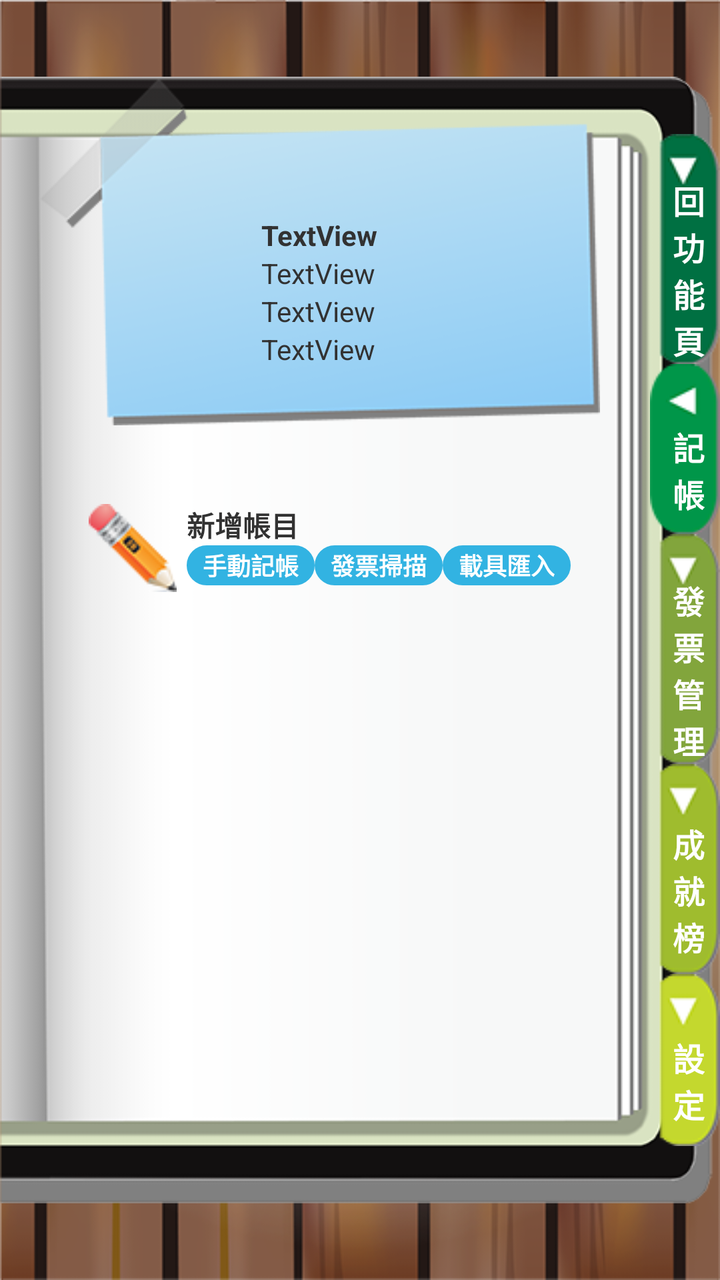
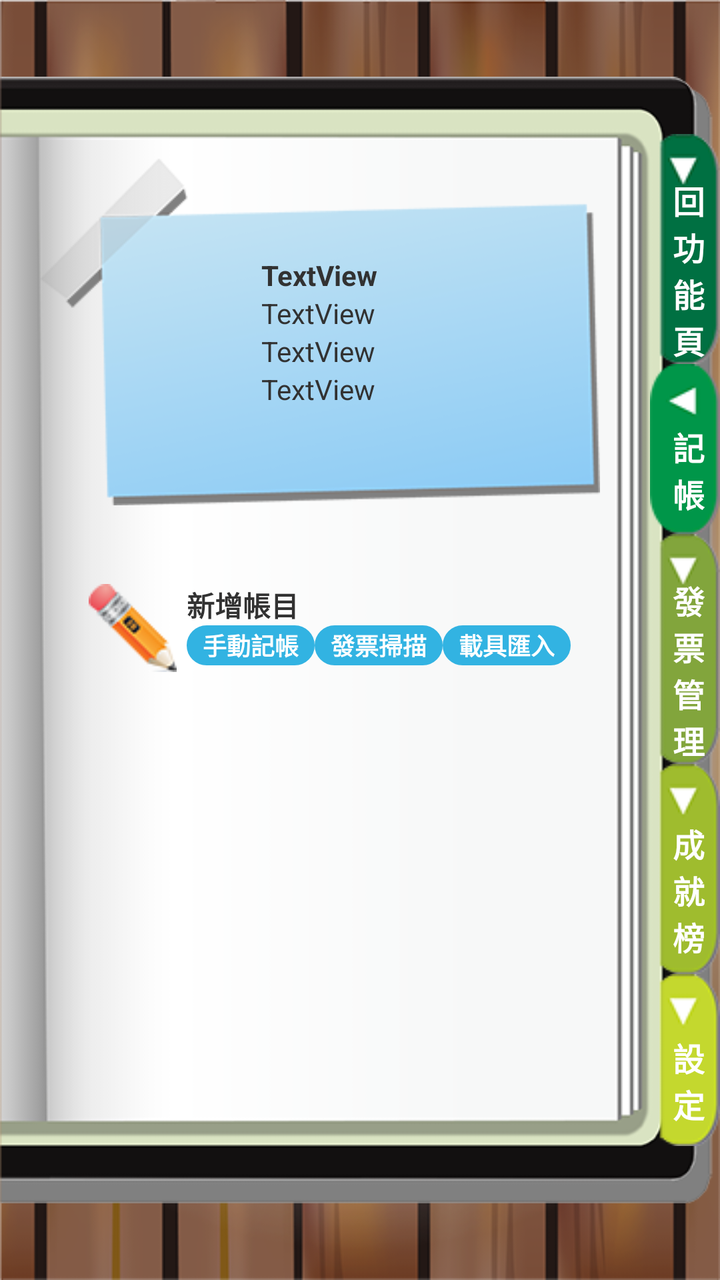

Two renders of the same Android screen: before a commit and after it. Below are the layout's source before the change and the commit's diff.
<!-- AndroidManifest.xml: application theme AppTheme -->
<!-- res/layout/activity_accounts.xml -->
<RelativeLayout xmlns:android="http://schemas.android.com/apk/res/android"
    xmlns:tools="http://schemas.android.com/tools"
    android:layout_width="match_parent"
    android:layout_height="match_parent"
    android:background="@drawable/bg_wood"
    tools:context=".MainActivity" >

    <ImageView
        android:id="@+id/imageView1"
        android:layout_width="match_parent"
        android:layout_height="match_parent"
        android:layout_alignParentLeft="true"
        android:src="@drawable/bg_book" />

    <LinearLayout
        android:layout_width="match_parent"
        android:layout_height="match_parent"
        android:layout_centerHorizontal="true"
        android:orientation="vertical" >

        <RelativeLayout
            android:layout_width="match_parent"
            android:layout_height="wrap_content" >

            <ImageView
                android:id="@+id/imageView2"
                android:layout_width="match_parent"
                android:layout_height="wrap_content"
                android:layout_margin="20dp"
                android:paddingRight="40dp"
                android:src="@drawable/account_bg" />

            <LinearLayout
                android:layout_width="wrap_content"
                android:layout_height="wrap_content"
                android:layout_centerInParent="true"
                android:orientation="vertical"
                android:paddingTop="40dp" >

                <TextView
                    android:id="@+id/textView6"
                    android:layout_width="wrap_content"
                    android:layout_height="wrap_content"
                    android:paddingRight="40dp"
                    android:text="TextView"
                    android:textStyle="bold" />

                <TextView
                    android:id="@+id/textView7"
                    android:layout_width="wrap_content"
                    android:layout_height="wrap_content"
                    android:text="TextView" />

                <TextView
                    android:id="@+id/textView8"
                    android:layout_width="wrap_content"
                    android:layout_height="wrap_content"
                    android:text="TextView" />

                <TextView
                    android:id="@+id/textView9"
                    android:layout_width="wrap_content"
                    android:layout_height="wrap_content"
                    android:text="TextView" />
            </LinearLayout>
        </RelativeLayout>

        <LinearLayout
            android:layout_width="wrap_content"
            android:layout_height="wrap_content"
            android:layout_gravity="center_horizontal"
            android:gravity="center_horizontal"
            android:paddingRight="30dp" >

            <ImageView
                android:id="@+id/imageView3"
                android:layout_width="wrap_content"
                android:layout_height="wrap_content"
                android:paddingRight="5dp"
                android:src="@drawable/account_pen" />

            <LinearLayout
                android:layout_width="wrap_content"
                android:layout_height="wrap_content"
                android:orientation="vertical" >

                <TextView
                    android:id="@+id/textView10"
                    android:layout_width="wrap_content"
                    android:layout_height="wrap_content"
                    android:text="新增帳目"
                    android:textSize="14sp"
                    android:textStyle="bold" />

                <LinearLayout
                    android:layout_width="wrap_content"
                    android:layout_height="wrap_content" >

                    <Button
                        android:id="@+id/button1"
                        android:layout_width="wrap_content"
                        android:layout_height="wrap_content"
                        android:background="@drawable/button_style"
                        android:minHeight="20dp"
                        android:text="手動記帳"
                        android:textColor="#ffffff"
                        android:textSize="12sp"
                        android:textStyle="bold" />

                    <Button
                        android:id="@+id/button2"
                        android:layout_width="wrap_content"
                        android:layout_height="wrap_content"
                        android:background="@drawable/button_style"
                        android:minHeight="20dp"
                        android:text="發票掃描"
                        android:textColor="#ffffff"
                        android:textSize="12sp"
                        android:textStyle="bold" />

                    <Button
                        android:id="@+id/button3"
                        android:layout_width="wrap_content"
                        android:layout_height="wrap_content"
                        android:background="@drawable/button_style"
                        android:minHeight="20dp"
                        android:text="載具匯入"
                        android:textColor="#ffffff"
                        android:textSize="12sp"
                        android:textStyle="bold" />

                </LinearLayout>

            </LinearLayout>

        </LinearLayout>

        <ScrollView
            android:id="@+id/scrollView1"
            android:layout_width="match_parent"
            android:layout_height="match_parent"
            android:layout_marginLeft="40dp"
            android:layout_marginRight="50dp"
            android:paddingBottom="65dp"
            android:paddingTop="5dp" >

            <TableLayout
                android:id="@+id/TableLayout1"
                android:layout_width="wrap_content"
                android:layout_height="wrap_content"
                android:layout_gravity="center_horizontal" >

                <TableRow
                    android:id="@+id/tableRow1"
                    android:layout_width="wrap_content"
                    android:layout_height="wrap_content" >
                </TableRow>

                <TableRow
                    android:id="@+id/tableRow2"
                    android:layout_width="wrap_content"
                    android:layout_height="wrap_content" >
                </TableRow>

                <TableRow
                    android:id="@+id/tableRow3"
                    android:layout_width="wrap_content"
                    android:layout_height="wrap_content" >
                </TableRow>

                <TableRow
                    android:id="@+id/tableRow4"
                    android:layout_width="wrap_content"
                    android:layout_height="wrap_content" >
                </TableRow>
            </TableLayout>

        </ScrollView>

    </LinearLayout>

    <LinearLayout
        android:layout_width="match_parent"
        android:layout_height="wrap_content"
        android:layout_centerInParent="true"
        android:gravity="right"
        android:orientation="vertical" >

        <RelativeLayout
            android:layout_width="wrap_content"
            android:layout_height="wrap_content" >

            <ImageButton
                android:id="@+id/imageButton1"
                android:layout_width="wrap_content"
                android:layout_height="wrap_content"
                android:background="@color/transparent"
                android:src="@drawable/btn_backfunc" />

            <TextView
                android:id="@+id/textView1"
                android:layout_width="wrap_content"
                android:layout_height="wrap_content"
                android:layout_centerInParent="true"
                android:text="\n 回\n 功\n 能\n 頁"
                android:textColor="#ffffff"
                android:textSize="16sp"
                android:textStyle="bold"
                android:visibility="visible" />

        </RelativeLayout>

        <RelativeLayout
            android:layout_width="wrap_content"
            android:layout_height="wrap_content" >

            <ImageButton
                android:id="@+id/imageButton2"
                android:layout_width="wrap_content"
                android:layout_height="wrap_content"
                android:background="@color/transparent"
                android:src="@drawable/main_account" />

            <TextView
                android:id="@+id/textView2"
                android:layout_width="wrap_content"
                android:layout_height="wrap_content"
                android:layout_centerInParent="true"
                android:text="\n 記\n 帳"
                android:textColor="#ffffff"
                android:textSize="16sp"
                android:textStyle="bold"
                android:visibility="visible" />

        </RelativeLayout>

        <RelativeLayout
            android:layout_width="wrap_content"
            android:layout_height="wrap_content" >

            <ImageButton
                android:id="@+id/imageButton3"
                android:layout_width="wrap_content"
                android:layout_height="wrap_content"
                android:background="@color/transparent"
                android:src="@drawable/btn_manager" />

            <TextView
                android:id="@+id/textView3"
                android:layout_width="wrap_content"
                android:layout_height="wrap_content"
                android:layout_centerInParent="true"
                android:text="\n 發\n 票\n 管\n 理"
                android:textColor="#ffffff"
                android:textSize="16sp"
                android:textStyle="bold"
                android:visibility="visible" />

        </RelativeLayout>

        <RelativeLayout
            android:layout_width="wrap_content"
            android:layout_height="wrap_content" >

            <ImageButton
                android:id="@+id/imageButton4"
                android:layout_width="wrap_content"
                android:layout_height="wrap_content"
                android:background="@color/transparent"
                android:src="@drawable/btn_social" />

            <TextView
                android:id="@+id/textView4"
                android:layout_width="wrap_content"
                android:layout_height="wrap_content"
                android:layout_centerInParent="true"
                android:text="\n 成\n 就\n 榜"
                android:textColor="#ffffff"
                android:textSize="16sp"
                android:textStyle="bold"
                android:visibility="visible" />

        </RelativeLayout>

        <RelativeLayout
            android:layout_width="wrap_content"
            android:layout_height="wrap_content" >

            <ImageButton
                android:id="@+id/imageButton5"
                android:layout_width="wrap_content"
                android:layout_height="wrap_content"
                android:background="@color/transparent"
                android:src="@drawable/btn_setting" />

            <TextView
                android:id="@+id/textView5"
                android:layout_width="wrap_content"
                android:layout_height="wrap_content"
                android:layout_centerInParent="true"
                android:text="\n 設\n 定"
                android:textColor="#ffffff"
                android:textSize="16sp"
                android:textStyle="bold"
                android:visibility="visible" />

        </RelativeLayout>

    </LinearLayout>

    <LinearLayout
        android:id="@+id/LinearLayout1"
        android:layout_width="match_parent"
        android:layout_height="wrap_content"
        android:layout_centerInParent="true"
        android:layout_marginLeft="30dp"
        android:layout_marginRight="30dp"
        android:background="@drawable/pop_style"
        android:orientation="vertical"
        android:visibility="gone" >

        <LinearLayout
            android:layout_width="match_parent"
            android:layout_height="wrap_content"
            android:orientation="vertical"
            android:padding="10dp" >

            <LinearLayout
                android:layout_width="match_parent"
                android:layout_height="wrap_content" >

                <ImageView
                    android:id="@+id/imageView4"
                    android:layout_width="wrap_content"
                    android:layout_height="wrap_content"
                    android:src="@drawable/account_pen" />

                <LinearLayout
                    android:layout_width="wrap_content"
                    android:layout_height="wrap_content"
                    android:orientation="vertical" >

                    <TextView
                        android:id="@+id/textView11"
                        android:layout_width="wrap_content"
                        android:layout_height="wrap_content"
                        android:text="新增帳目"
                        android:textColor="#000000"
                        android:textStyle="bold" />

                    <LinearLayout
                        android:layout_width="wrap_content"
                        android:layout_height="wrap_content"
                        android:gravity="center_vertical" >

                        <LinearLayout
                            android:layout_width="wrap_content"
                            android:layout_height="wrap_content"
                            android:layout_weight="1"
                            android:orientation="vertical" >

                            <Button
                                android:id="@+id/button4"
                                android:layout_width="wrap_content"
                                android:layout_height="wrap_content"
                                android:background="@drawable/button_income"
                                android:minHeight="25dp"
                                android:minWidth="50dp"
                                android:text="收入"
                                android:textColor="#ffffff"
                                android:textSize="12sp" />

                            <Button
                                android:id="@+id/button5"
                                android:layout_width="wrap_content"
                                android:layout_height="wrap_content"
                                android:background="@drawable/button_expend"
                                android:minHeight="25dp"
                                android:minWidth="50dp"
                                android:text="支出"
                                android:textColor="#ffffff"
                                android:textSize="12sp" />

                        </LinearLayout>

                        <EditText
                            android:id="@+id/editText1"
                            android:layout_width="150dp"
                            android:layout_height="wrap_content"
                            android:layout_weight="1"
                            android:width="100dp" >

                            <requestFocus />
                        </EditText>

                    </LinearLayout>
                </LinearLayout>
            </LinearLayout>

            <LinearLayout
                android:layout_width="match_parent"
                android:layout_height="wrap_content"
                android:gravity="center_vertical" >

                <TextView
                    android:id="@+id/textView12"
                    android:layout_width="wrap_content"
                    android:layout_height="wrap_content"
                    android:text="帳　　本" />

                <Spinner
                    android:id="@+id/spinner1"
                    android:layout_width="wrap_content"
                    android:layout_height="wrap_content"
                    android:layout_weight="1" />

            </LinearLayout>

            <LinearLayout
                android:layout_width="match_parent"
                android:layout_height="wrap_content"
                android:gravity="center_vertical" >

                <TextView
                    android:id="@+id/textView13"
                    android:layout_width="wrap_content"
                    android:layout_height="wrap_content"
                    android:text="發票編號" />

                <EditText
                    android:id="@+id/editText14"
                    android:layout_width="150dp"
                    android:layout_height="wrap_content"
                    android:layout_weight="1" />
            </LinearLayout>

            <LinearLayout
                android:layout_width="match_parent"
                android:layout_height="wrap_content"
                android:gravity="center_vertical" >

                <TextView
                    android:id="@+id/textView13"
                    android:layout_width="wrap_content"
                    android:layout_height="wrap_content"
                    android:text="項　　目" />

                <EditText
                    android:id="@+id/editText3"
                    android:layout_width="150dp"
                    android:layout_height="wrap_content"
                    android:layout_weight="1" />
            </LinearLayout>

            <LinearLayout
                android:layout_width="match_parent"
                android:layout_height="wrap_content"
                android:gravity="center_vertical" >

                <TextView
                    android:id="@+id/textView14"
                    android:layout_width="wrap_content"
                    android:layout_height="wrap_content"
                    android:text="分　　類" />

                <Spinner
                    android:id="@+id/spinner2"
                    android:layout_width="wrap_content"
                    android:layout_height="wrap_content"
                    android:layout_weight="1" />

            </LinearLayout>

            <LinearLayout
                android:layout_width="match_parent"
                android:layout_height="wrap_content"
                android:gravity="center_vertical" >

                <TextView
                    android:id="@+id/textView15"
                    android:layout_width="wrap_content"
                    android:layout_height="wrap_content"
                    android:text="日　　期" />

                <EditText
                    android:id="@+id/editText5"
                    android:layout_width="150dp"
                    android:layout_height="wrap_content"
                    android:layout_weight="1"
                    android:inputType="date" />
            </LinearLayout>

            <LinearLayout
                android:layout_width="match_parent"
                android:layout_height="wrap_content"
                android:gravity="center_vertical" >

                <TextView
                    android:id="@+id/textView16"
                    android:layout_width="wrap_content"
                    android:layout_height="wrap_content"
                    android:text="商　　店" />

                <EditText
                    android:id="@+id/editText6"
                    android:layout_width="150dp"
                    android:layout_height="wrap_content"
                    android:layout_weight="1" />
            </LinearLayout>

            <LinearLayout
                android:layout_width="match_parent"
                android:layout_height="wrap_content"
                android:gravity="center_vertical" >

                <TextView
                    android:id="@+id/textView17"
                    android:layout_width="wrap_content"
                    android:layout_height="wrap_content"
                    android:text="備　　註" />

                <EditText
                    android:id="@+id/editText7"
                    android:layout_width="150dp"
                    android:layout_height="wrap_content"
                    android:layout_weight="1" />
            </LinearLayout>

        </LinearLayout>

        <LinearLayout
            android:layout_width="match_parent"
            android:layout_height="wrap_content"
            android:background="@drawable/pop_style_blue"
            android:gravity="center_horizontal"
            android:paddingBottom="5dp"
            android:paddingTop="5dp" >

            <Button
                android:id="@+id/button6"
                style="?android:attr/buttonStyleSmall"
                android:layout_width="120dp"
                android:layout_height="30dp"
                android:background="@color/transparent"
                android:text="新增"
                android:textColor="#ffffff"
                android:textSize="12sp" />

            <Button
                android:id="@+id/button7"
                style="?android:attr/buttonStyleSmall"
                android:layout_width="120dp"
                android:layout_height="30dp"
                android:background="@color/transparent"
                android:text="取消"
                android:textColor="#ffffff"
                android:textSize="12sp" />

        </LinearLayout>

    </LinearLayout>

</RelativeLayout>
<!-- resources referenced by this layout -->
<resources>
  <color name="transparent">#00000000</color>
  <!-- drawable bg_book: png bitmap (drawable-mdpi, 14514 bytes) -->
  <!-- drawable bg_wood: png bitmap (drawable-mdpi, 216225 bytes) -->
  <!-- drawable btn_setting: png bitmap (drawable-mdpi, 4528 bytes) -->
  <!-- drawable btn_social: png bitmap (drawable-mdpi, 4547 bytes) -->
  <!-- drawable button_expend (drawable) -->
  <?xml version="1.0" encoding="utf-8"?>
  <selector xmlns:android="http://schemas.android.com/apk/res/android">
      <item android:state_pressed="false">
          <shape>
              <solid 
                  android:color="#FF4500" />
              <stroke
                  android:width="1dp"
                  android:color="#FF4500" />
              <corners
                  android:radius="10dp" />
          </shape>
      </item>
  
      <item android:state_pressed="true">
          <shape>
              <solid 
                  android:color="#FF4500" />
              <stroke
                  android:width="1dp"
                  android:color="#FF4500" />
              <corners 
                  android:radius="10dp" />
          </shape>
      </item>
  </selector>
  <!-- drawable button_income (drawable) -->
  <?xml version="1.0" encoding="utf-8"?>
  <selector xmlns:android="http://schemas.android.com/apk/res/android">
      <item android:state_pressed="false">
          <shape>
              <solid 
                  android:color="#556B2F" />
              <stroke
                  android:width="1dp"
                  android:color="#556B2F" />
              <corners
                  android:radius="10dp" />
          </shape>
      </item>
  
      <item android:state_pressed="true">
          <shape>
              <solid 
                  android:color="#006400" />
              <stroke
                  android:width="1dp"
                  android:color="#006400" />
              <corners 
                  android:radius="10dp" />
          </shape>
      </item>
  </selector>
  <!-- drawable button_style (drawable) -->
  <?xml version="1.0" encoding="utf-8"?>
  <selector xmlns:android="http://schemas.android.com/apk/res/android">
      <item android:state_pressed="false">
          <shape>
              <solid 
                  android:color="#32B3E2" />
              <stroke
                  android:width="1dp"
                  android:color="#32B3E2" />
              <corners
                  android:radius="10dp" />
          </shape>
      </item>
  
      <item android:state_pressed="true">
          <shape>
              <solid 
                  android:color="#2E93BA" />
              <stroke
                  android:width="1dp"
                  android:color="#2E93BA" />
              <corners 
                  android:radius="10dp" />
          </shape>
      </item>
  </selector>
  <!-- drawable pop_style (drawable) -->
  <?xml version="1.0" encoding="utf-8"?>
  <selector xmlns:android="http://schemas.android.com/apk/res/android">
      <item>
          <shape>
              <solid 
                  android:color="#FFFEF7" />
              <stroke
                  android:width="10dp"
                  android:color="#FFFEF7" />
              <corners
                  android:radius="10dp" />
          </shape>
      </item>
  </selector>
  <!-- drawable pop_style_blue (drawable) -->
  <?xml version="1.0" encoding="utf-8"?>
  <selector xmlns:android="http://schemas.android.com/apk/res/android">
      <item>
          <shape>
              <solid 
                  android:color="#32B3E2" />
              <stroke
                  android:width="10dp"
                  android:color="#32B3E2" />
              <corners
                  android:bottomLeftRadius="10dp"
                  android:bottomRightRadius="10dp"
                  android:topLeftRadius="0dp"
                  android:topRightRadius="0dp" />
          </shape>
      </item>
  </selector>
  <style name="AppTheme" parent="AppBaseTheme">
          
      </style>
  <style name="AppBaseTheme" parent="android:Theme.Light">
  	    <item name="android:windowNoTitle">true</item>
          
      </style>
  <!-- unchanged entries left out for length: 5 -->
</resources>

<!-- the commit's change to res/layout/activity_accounts.xml (unified diff, before → after) -->
@@ -28,6 +28,7 @@
                 android:layout_height="wrap_content"
                 android:layout_margin="20dp"
                 android:paddingRight="40dp"
+                android:paddingTop="40dp"
                 android:src="@drawable/account_bg" />
 
             <LinearLayout
